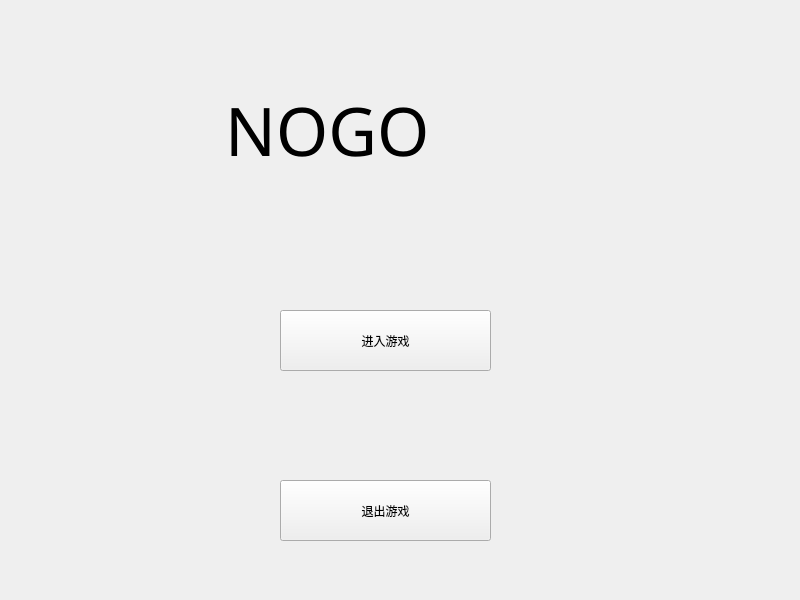
Dainokami/big-project, file demo/widget.ui: the form before one commit.
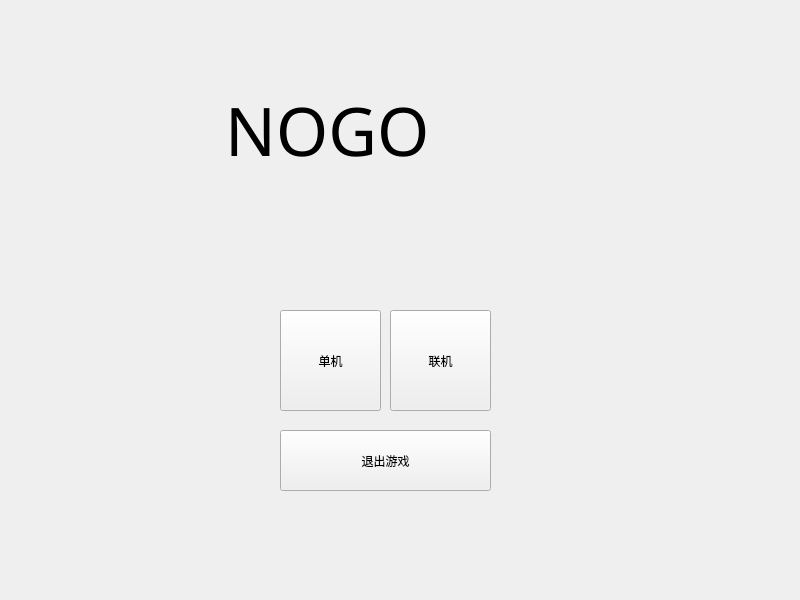
The form after the commit. Icons and pictures are not drawn.

Patch:
```diff
--- a/demo/widget.ui
+++ b/demo/widget.ui
@@ -41,19 +41,19 @@
     <rect>
      <x>280</x>
      <y>310</y>
-     <width>211</width>
-     <height>61</height>
+     <width>101</width>
+     <height>101</height>
     </rect>
    </property>
    <property name="text">
-    <string>进入游戏</string>
+    <string>单机</string>
    </property>
   </widget>
   <widget class="QPushButton" name="btn_wid_exit">
    <property name="geometry">
     <rect>
      <x>280</x>
-     <y>480</y>
+     <y>430</y>
      <width>211</width>
      <height>61</height>
     </rect>
@@ -62,6 +62,19 @@
     <string>退出游戏</string>
    </property>
   </widget>
+  <widget class="QPushButton" name="btn_wid_start_2">
+   <property name="geometry">
+    <rect>
+     <x>390</x>
+     <y>310</y>
+     <width>101</width>
+     <height>101</height>
+    </rect>
+   </property>
+   <property name="text">
+    <string>联机</string>
+   </property>
+  </widget>
  </widget>
  <resources>
   <include location="image_music.qrc"/>
```
Left out of the diff: 6 changed lines with no effect on the pictures.
